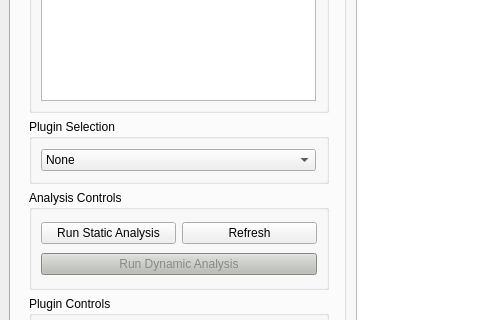
Qt form src/GUI/ui_files/BATT5_GUI.ui (adalio0/BATT5) before a commit; both pictures show x 0 to 480 and y 377 to 697 of the 1011 by 794 pixel window.
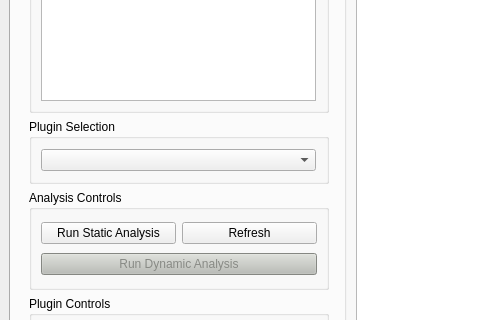
The same form after that commit.

Commit message: removed none

Diff of the .ui file:
```diff
--- a/src/GUI/ui_files/BATT5_GUI.ui
+++ b/src/GUI/ui_files/BATT5_GUI.ui
@@ -156,11 +156,6 @@
                      <height>16777215</height>
                     </size>
                    </property>
-                   <item>
-                    <property name="text">
-                     <string>None</string>
-                    </property>
-                   </item>
                   </widget>
                  </item>
                 </layout>
```
The commit also changes 1 other file.
